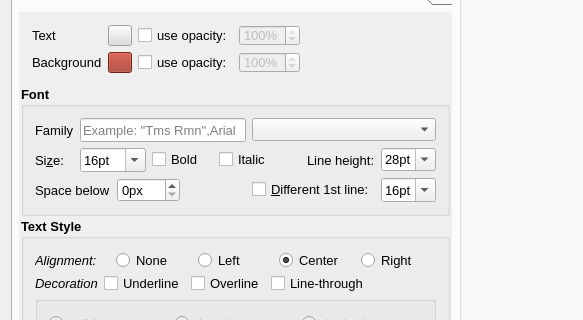
Qt form src/falcong.ui (solyoma/falconG) before a commit; both pictures show x 0 to 583 and y 117 to 437 of the 1014 by 1028 pixel window.
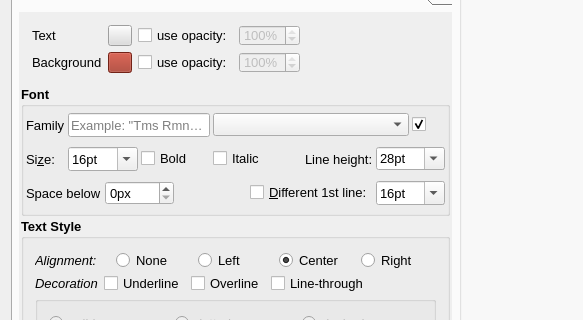
The same form after that commit. The open tabs and pages were chosen to show the change. Icons and pictures are not drawn. Custom widgets are drawn as their Qt base class.

Diff of the .ui file:
```diff
--- a/src/falcong.ui
+++ b/src/falcong.ui
@@ -4871,6 +4871,21 @@
                            <string>Font</string>
                           </property>
                           <layout class="QGridLayout" name="gridLayout_9">
+                           <property name="leftMargin">
+                            <number>2</number>
+                           </property>
+                           <property name="topMargin">
+                            <number>2</number>
+                           </property>
+                           <property name="rightMargin">
+                            <number>2</number>
+                           </property>
+                           <property name="bottomMargin">
+                            <number>2</number>
+                           </property>
+                           <property name="horizontalSpacing">
+                            <number>3</number>
+                           </property>
                            <item row="0" column="0">
                             <widget class="QLabel" name="label_27">
                              <property name="font">
@@ -4889,7 +4904,7 @@
                              </property>
                             </widget>
                            </item>
-                           <item row="0" column="1" colspan="5">
+                           <item row="0" column="1" colspan="4">
                             <widget class="QLineEdit" name="edtFontFamily">
                              <property name="minimumSize">
                               <size>
@@ -4910,6 +4925,41 @@
                              </property>
                             </widget>
                            </item>
+                           <item row="0" column="5" colspan="4">
+                            <widget class="QComboBox" name="cbFonts">
+                             <property name="enabled">
+                              <bool>true</bool>
+                             </property>
+                             <property name="toolTip">
+                              <string>&lt;html&gt;&lt;head/&gt;&lt;body&gt;&lt;p&gt;If you gave any default font names or &lt;/p&gt;&lt;p&gt;Google font names you can select them &lt;/p&gt;&lt;p&gt;too using this combo box.&lt;/p&gt;&lt;/body&gt;&lt;/html&gt;</string>
+                             </property>
+                             <property name="placeholderText">
+                              <string>Select font</string>
+                             </property>
+                            </widget>
+                           </item>
+                           <item row="0" column="9">
+                            <widget class="QCheckBox" name="chkWebFonts">
+                             <property name="font">
+                              <font>
+                               <family>Arial</family>
+                               <pointsize>10</pointsize>
+                               <weight>50</weight>
+                               <bold>false</bold>
+                              </font>
+                             </property>
+                             <property name="toolTip">
+                              <string>Checked: show only google and local fonts
+Unchecked: show all fonts on system</string>
+                             </property>
+                             <property name="text">
+                              <string/>
+                             </property>
+                             <property name="checked">
+                              <bool>true</bool>
+                             </property>
+                            </widget>
+                           </item>
                            <item row="1" column="0">
                             <widget class="QLabel" name="label_28">
                              <property name="font">
@@ -5080,7 +5130,7 @@
                              </property>
                             </widget>
                            </item>
-                           <item row="1" column="8">
+                           <item row="1" column="8" colspan="2">
                             <widget class="QComboBox" name="cbLineHeight">
                              <property name="font">
                               <font>
@@ -5242,7 +5292,7 @@
                              </property>
                             </widget>
                            </item>
-                           <item row="2" column="8">
+                           <item row="2" column="8" colspan="2">
                             <widget class="QComboBox" name="cbPointSizeFirstLine">
                              <property name="minimumSize">
                               <size>
@@ -5349,19 +5399,6 @@
                              </item>
                             </widget>
                            </item>
-                           <item row="0" column="6" colspan="3">
-                            <widget class="QComboBox" name="cbFonts">
-                             <property name="enabled">
-                              <bool>true</bool>
-                             </property>
-                             <property name="toolTip">
-                              <string>&lt;html&gt;&lt;head/&gt;&lt;body&gt;&lt;p&gt;If you gave any default font names or &lt;/p&gt;&lt;p&gt;Google font names you can select them &lt;/p&gt;&lt;p&gt;too using this combo box.&lt;/p&gt;&lt;/body&gt;&lt;/html&gt;</string>
-                             </property>
-                             <property name="placeholderText">
-                              <string>Select font</string>
-                             </property>
-                            </widget>
-                           </item>
                           </layout>
                          </widget>
                         </item>
```
Left out of the diff: 17 changed lines with no effect on the pictures.
